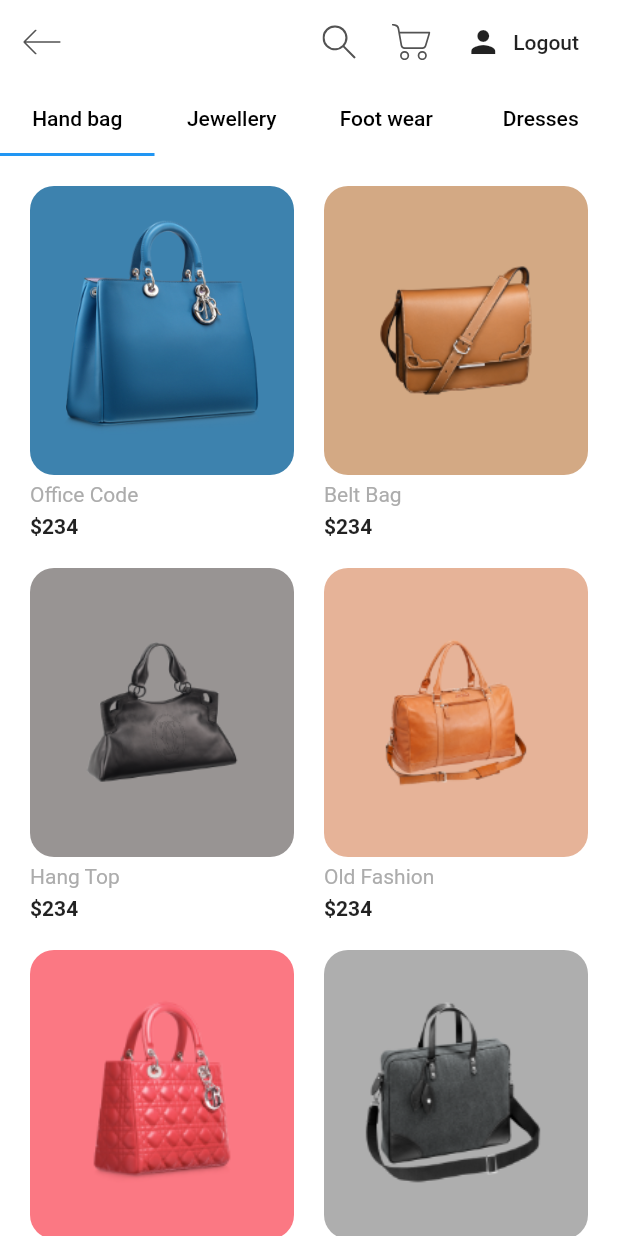
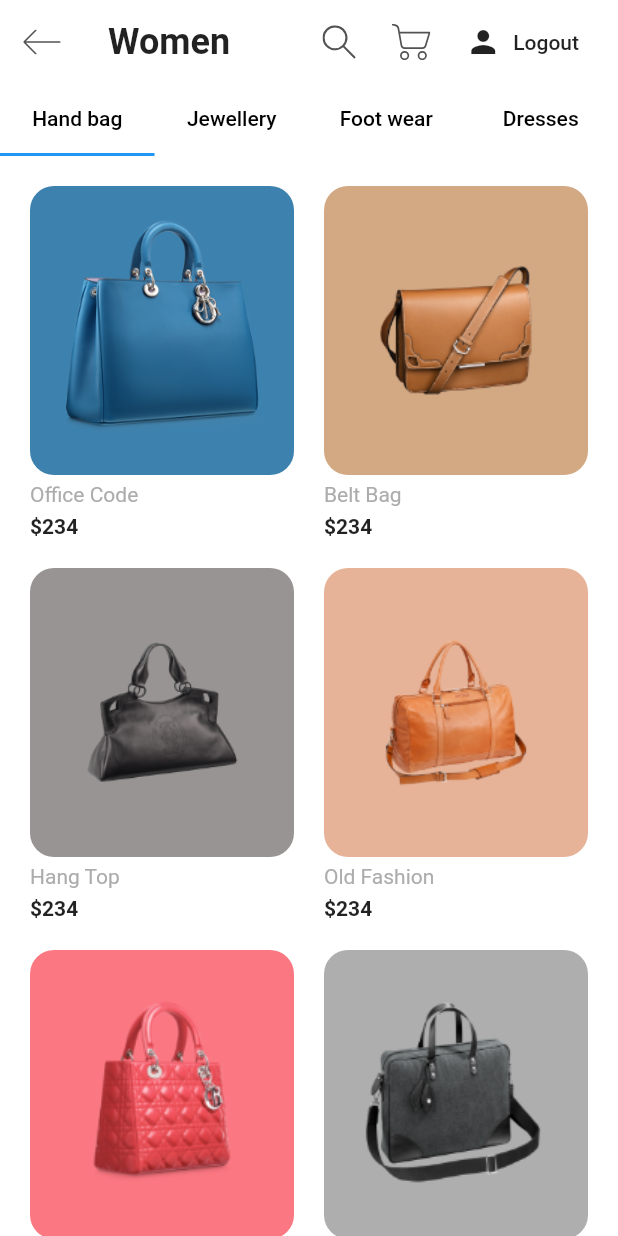
Before and after one commit to obiHenry/CustomizedNative, a Flutter app: the screen it shows once a user with an empty profile is signed in, on a phone screen of 412 x 824 dp. Run offline on Flutter 3.47's test engine with Material 2 defaults, Android fonts, the phone set to English and light mode, and no system bars; our stand-ins replace firebase_auth, firebase_core, flutter_svg; accounts and stored records are empty.

Commit message:
modified and added new files

```diff
--- a/lib/Screens/home/components/body.dart
+++ /dev/null
@@ -1,56 +0,0 @@
-
-import 'package:flutter/material.dart';
-import 'package:flutter_auth/Screens/details/details_screen.dart';
-import 'package:flutter_auth/models/Product.dart';
-
-import '../../../constants.dart';
-import 'categorries.dart';
-import 'item_card.dart';
-
-class Body extends StatelessWidget {
-  @override
-  Widget build(BuildContext context) {
-    return
-    // Column(
-    //   crossAxisAlignment: CrossAxisAlignment.start,
-    //   children: <Widget>[
-    //     Padding(
-    //       padding: const EdgeInsets.symmetric(horizontal: kDefaultPaddin),
-    //       child: Text(
-    //         "Women",
-    //         style: Theme.of(context)
-    //             .textTheme
-    //             .headline5
-    //             .copyWith(fontWeight: FontWeight.bold),
-    //       ),
-    //     ),
-
-        // Expanded(
-        //   child: Padding(
-        //     padding: const EdgeInsets.symmetric(horizontal: kDefaultPaddin),
-        //     child:
-
-            GridView.builder(
-              padding: const EdgeInsets.all(20),
-                itemCount: products.length,
-                gridDelegate: SliverGridDelegateWithFixedCrossAxisCount(
-                  crossAxisCount: 2,
-                  mainAxisSpacing: kDefaultPaddin,
-                  crossAxisSpacing: kDefaultPaddin,
-                  childAspectRatio: 0.75,
-                ),
-                itemBuilder: (context, index) => ItemCard(
-                      product: products[index],
-                      press: () => Navigator.push(
-                          context,
-                          MaterialPageRoute(
-                            builder: (context) => DetailsScreen(
-                              product: products[index],
-                            ),
-                          )),
-
-          ),
-
-    );
-  }
-}
--- /dev/null
+++ b/lib/Screens/home/foot_wear/components/body.dart
@@ -0,0 +1,12 @@
+import 'package:flutter/material.dart';
+
+class Body extends StatelessWidget {
+  @override
+  Widget build(BuildContext context) {
+    return Scaffold(
+      body: Center(
+        child: Text('welcome to Foot Wears world'),
+      ),
+    );
+  }
+}
--- a/lib/Screens/home/components/categorries.dart
+++ b/lib/Screens/home/hand_bag/components/categorries.dart
@@ -1,6 +1,7 @@
 import 'package:flutter/material.dart';
 
-import '../../../constants.dart';
+import '../../../../constants.dart';
+
 
 // We need satefull widget for our categories
 
--- a/lib/Screens/home/components/item_card.dart
+++ b/lib/Screens/home/hand_bag/components/item_card.dart
@@ -2,7 +2,7 @@
 import 'package:flutter/material.dart';
 import 'package:flutter_auth/models/Product.dart';
 
-import '../../../constants.dart';
+import '../../../../constants.dart';
 
 class ItemCard extends StatelessWidget {
   final Product product;
--- /dev/null
+++ b/lib/Screens/home/hand_bag/hand_bag_screen.dart
@@ -0,0 +1,9 @@
+import 'package:flutter/material.dart';
+import 'package:flutter_auth/Screens/home/hand_bag/components/body.dart';
+
+class HandBagScreen extends StatelessWidget {
+  @override
+  Widget build(BuildContext context) {
+    return Body();
+  }
+}
--- /dev/null
+++ b/lib/Screens/home/jewelleries/components/body.dart
@@ -0,0 +1,12 @@
+import 'package:flutter/material.dart';
+
+class Body extends StatelessWidget {
+  @override
+  Widget build(BuildContext context) {
+    return Scaffold(
+      body: Center(
+        child: Text('welcome to Jewellery World'),
+      ),
+    );
+  }
+}
--- a/lib/Screens/home/tab_screen.dart
+++ b/lib/Screens/home/tab_screen.dart
@@ -1,14 +1,16 @@
 import 'package:flutter/cupertino.dart';
 import 'package:flutter/material.dart';
-import 'package:flutter_auth/Screens/home/components/body.dart';
-import 'package:flutter_auth/Screens/home/dresses_screen.dart';
-import 'package:flutter_auth/Screens/home/foot_wears_screen.dart';
-import 'package:flutter_auth/Screens/home/home_screen.dart';
-import 'package:flutter_auth/Screens/home/jewellery_screen.dart';
+
+
+import 'package:flutter_auth/Screens/home/hand_bag/hand_bag_screen.dart';
+
 import 'package:flutter_auth/services/auth.dart';
 import 'package:flutter_svg/svg.dart';
 
 import '../../constants.dart';
+import 'dresses/dresses_screen.dart';
+import 'foot_wear/foot_wear_screen.dart';
+import 'jewelleries/jewellery_screen.dart';
 
 class TabScreen extends StatefulWidget {
   @override
@@ -27,7 +29,7 @@ class _TabScreenState extends State<TabScreen> {
         appBar: buildAppBar(),
         body: TabBarView(
           children: [
-            Body(),
+            HandBagScreen(),
             JewelleryScreen(),
             FootWearsScreen(),
             DressesScreen(),
@@ -41,7 +43,13 @@ class _TabScreenState extends State<TabScreen> {
     return AppBar(
       backgroundColor: Colors.white,
       elevation: 0,
-      title: Text('WOMEN'),
+      title: Text(
+        'Women',
+        style: Theme.of(context)
+            .textTheme
+            .headline5
+            .copyWith(fontWeight: FontWeight.bold),
+      ),
       leading: IconButton(
         icon: SvgPicture.asset("assets/icons/back.svg"),
         onPressed: () {},
@@ -74,10 +82,14 @@ class _TabScreenState extends State<TabScreen> {
         ),
         SizedBox(width: kDefaultPaddin / 2),
       ],
+
       bottom: TabBar(
         tabs: [
           Tab(
-            // icon: Icon(Icons.drag_handle),
+            // icon: Icon(
+            //   Icons.swap_horizontal_circle,
+            //   color: Colors.amber,
+            // ),
             child: Text(
               'Hand bag',
               style: TextStyle(color: Colors.black),
@@ -88,17 +100,27 @@ class _TabScreenState extends State<TabScreen> {
               'Jewellery',
               style: TextStyle(color: Colors.black),
             ),
-            // icon: Icon(Icons.shop),
+            // icon: Icon(
+            //   Icons.shop,
+            //   color: Colors.amber,
+            // ),
           ),
           Tab(
-            // icon: Icon(Icons.folder_open),
-           child: Text(
+            // icon: Icon(
+            //   Icons.folder_open,
+            //   color: Colors.amber,
+            // ),
+            child: Text(
               'Foot wear',
               style: TextStyle(color: Colors.black),
             ),
           ),
           Tab(
-           child: Text(
+            // icon: Icon(
+            //   Icons.folder_open,
+            //   color: Colors.amber,
+            // ),
+            child: Text(
               'Dresses',
               style: TextStyle(color: Colors.black),
             ),
```
Also changed, not shown: lib/Screens/home/dresses/components/body.dart (added, +12 -0 lines), lib/Screens/home/dresses/dresses_screen.dart (added, +10 -0 lines), lib/Screens/home/dresses_screen.dart (deleted, +0 -10 lines), lib/Screens/home/foot_wear/foot_wear_screen.dart (added, +10 -0 lines), lib/Screens/home/foot_wears_screen.dart (deleted, +0 -10 lines), lib/Screens/home/hand_bag/components/body.dart (renamed from lib/Screens/home/jewellery_screen.dart, +28 -23 lines), lib/Screens/home/home_screen.dart (+4 -48 lines), lib/Screens/home/jewelleries/jewellery_screen.dart (added, +10 -0 lines).
